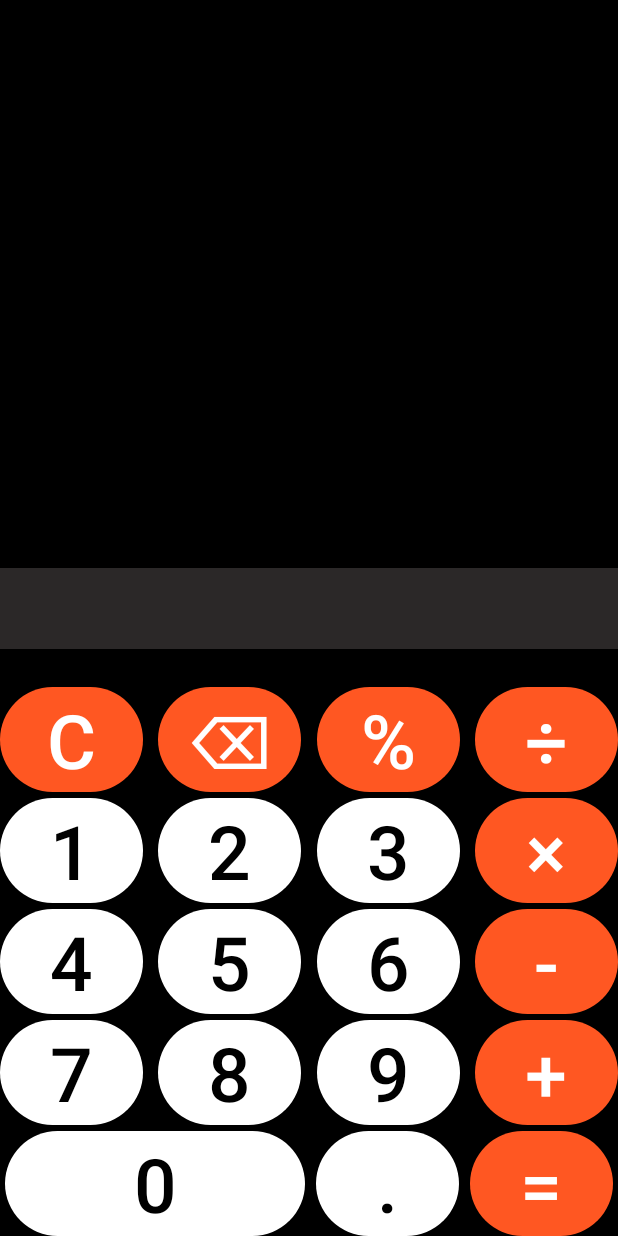
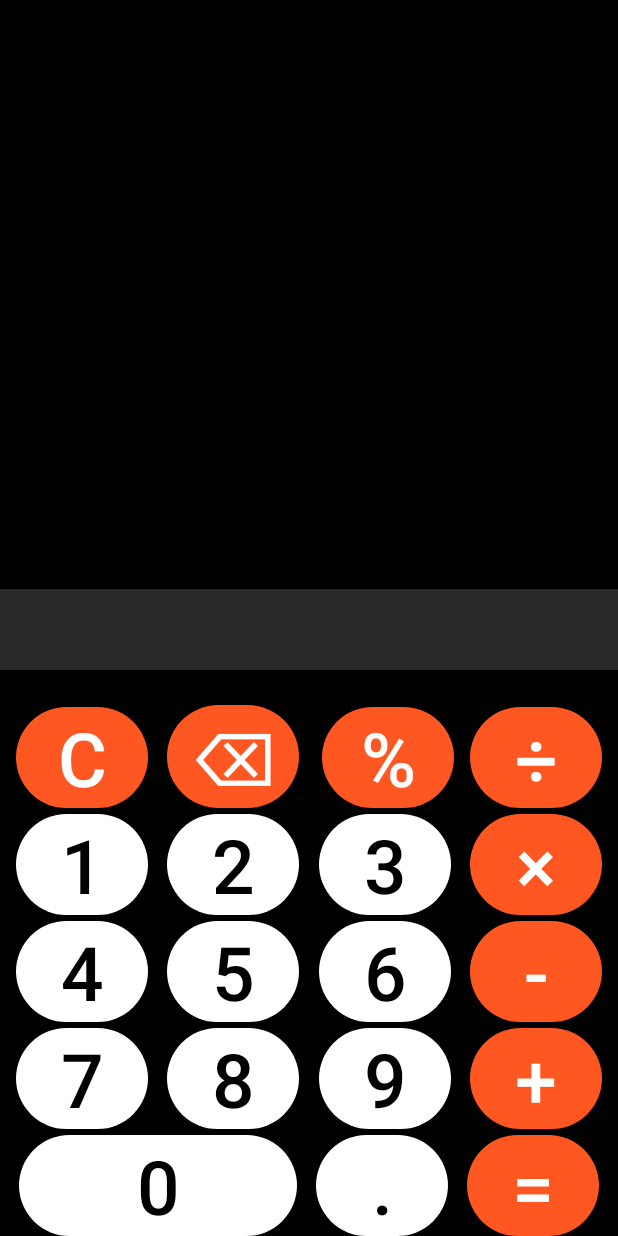
Before and after one commit to paragkatoch/Calculator, an Android app: the layout activity_main.xml on its own in the app's theme, with its tools: preview values and no code run, on a phone screen of 412 x 824 dp. Run offline under Robolectric (Android 15) with nearby library versions, the phone set to English and light mode, and no system bars.

Commit message:
Version 3.0

```diff
--- a/app/src/main/java/com/example/calculator/MainActivity.kt
+++ b/app/src/main/java/com/example/calculator/MainActivity.kt
@@ -4,6 +4,7 @@ import android.content.Context
 import android.os.Bundle
 import android.os.Vibrator
 import android.view.View
+import android.widget.Toast
 import androidx.appcompat.app.AppCompatActivity
 import androidx.databinding.DataBindingUtil
 import com.example.calculator.databinding.ActivityMainBinding
@@ -17,6 +18,7 @@ class MainActivity : AppCompatActivity() {
     private var backText: String = ""         //background string
     private var zero = false
     private var equal = false
+    private var stop = false
 
     // OnCreate Method
     override fun onCreate(savedInstanceState: Bundle?) {
@@ -54,7 +56,7 @@ class MainActivity : AppCompatActivity() {
     // Method to update backText and screen
     private fun operate(view: View) {
 
-        if (backText[0] == '0' && !zero) backText = ""
+        if ((backText[0] == '0' && !zero) || stop) {backText = ""; stop=false}
         when (view.id) {
             R.id.one -> digits("1")
             R.id.two -> digits("2")
@@ -102,6 +104,11 @@ class MainActivity : AppCompatActivity() {
             }
         }
         equal = false
+        if(backText.length >=18) {
+            val toast = Toast.makeText(this,"Sorry limit exceeded",Toast.LENGTH_SHORT)
+            toast.show()
+            backText = backText.dropLast(1)
+        }
         // updates the screen
         update()
     }
@@ -130,8 +137,10 @@ class MainActivity : AppCompatActivity() {
         var n = 0
         var firstIndex: Int
         var lastIndex: Int
+        try {
             while (true) {
-            for (i in 0..backText.lastIndex)
+                for (i in 0 until backText.lastIndex) {
+                    //println("$i,${backText.lastIndex},$backText")
                     if (backText[i] == '×' || backText[i] == '/') {
                         n = 1
                         firstIndex = 0
@@ -148,14 +157,20 @@ class MainActivity : AppCompatActivity() {
                             }
                         cal(firstIndex, lastIndex)
                     }
+                }
                 if (n == 0)
                     break
                 n = 0
             }
+        }
+        catch (e: Exception){println(e)}
         cal(0, backText.length)
 
-
-        if (backText.toFloat() - backText.toFloat().toInt() == 0F)
+        if (backText.contains('E') || backText.contentEquals("Infinity")) {
+            update(backText.replace('E','e'))
+            stop = true
+        }
+        else if (backText.toFloat() - backText.toFloat().toInt() == 0F)
             update(backText.toFloat().toInt().toString())
         else
             update(backText)
@@ -166,7 +181,7 @@ class MainActivity : AppCompatActivity() {
         val i = 0
         var str = backText.substring(first, last) + " "
         println("str$str")
-        while (str[i] in '0'..'9' || str[i] == '.') {
+        while (str[i] in '0'..'9' || str[i] == '.' || str[i] == 'E') {
             cache += str[i]
             str = str.substring(i + 1)
         }
--- a/app/src/main/res/layout/activity_main.xml
+++ b/app/src/main/res/layout/activity_main.xml
@@ -2,32 +2,34 @@
 <layout xmlns:android="http://schemas.android.com/apk/res/android"
     xmlns:app="http://schemas.android.com/apk/res-auto"
     xmlns:tools="http://schemas.android.com/tools">
+
     <androidx.constraintlayout.widget.ConstraintLayout
         android:layout_width="match_parent"
         android:layout_height="match_parent"
         android:background="#000000"
         tools:context=".MainActivity">
 
+
         <Button
             android:id="@+id/zero"
             style="@style/key_style"
-        android:layout_width="200dp"
+            android:layout_width="185dp"
             android:text="@string/_0"
-        app:layout_constraintBaseline_toBaselineOf="@+id/dot"
+            app:layout_constraintBottom_toBottomOf="parent"
             app:layout_constraintEnd_toStartOf="@+id/dot"
-        app:layout_constraintStart_toStartOf="parent" />
+            app:layout_constraintStart_toStartOf="parent"
+            app:layout_constraintTop_toTopOf="parent"
+            app:layout_constraintVertical_bias="1.0" />
 
         <Button
             android:id="@+id/dot"
             style="@style/key_style"
-        android:layout_marginStart="4dp"
-        android:layout_marginLeft="4dp"
-        android:layout_marginEnd="4dp"
-        android:layout_marginRight="4dp"
             android:text="@string/dot"
-        app:layout_constraintBaseline_toBaselineOf="@+id/equals"
+            app:layout_constraintBottom_toBottomOf="parent"
             app:layout_constraintEnd_toStartOf="@+id/equals"
-        app:layout_constraintStart_toEndOf="@+id/zero" />
+            app:layout_constraintStart_toEndOf="@+id/zero"
+            app:layout_constraintTop_toTopOf="parent"
+            app:layout_constraintVertical_bias="1.0" />
 
         <Button
             android:id="@+id/equals"
@@ -45,7 +47,10 @@
             android:layout_marginBottom="4dp"
             android:text="@string/plus"
             app:layout_constraintBottom_toTopOf="@+id/equals"
-        app:layout_constraintEnd_toEndOf="parent" />
+            app:layout_constraintEnd_toEndOf="parent"
+            app:layout_constraintStart_toEndOf="@+id/nine"
+            app:layout_constraintTop_toTopOf="parent"
+            app:layout_constraintVertical_bias="1.0" />
 
         <Button
             android:id="@+id/minus"
@@ -53,7 +58,10 @@
             android:layout_marginBottom="4dp"
             android:text="@string/minus"
             app:layout_constraintBottom_toTopOf="@+id/plus"
-        app:layout_constraintEnd_toEndOf="parent" />
+            app:layout_constraintEnd_toEndOf="parent"
+            app:layout_constraintStart_toEndOf="@+id/six"
+            app:layout_constraintTop_toTopOf="parent"
+            app:layout_constraintVertical_bias="1.0" />
 
         <Button
             android:id="@+id/multiply"
@@ -61,7 +69,10 @@
             android:layout_marginBottom="4dp"
             android:text="@string/multiply"
             app:layout_constraintBottom_toTopOf="@+id/minus"
-        app:layout_constraintEnd_toEndOf="parent" />
+            app:layout_constraintEnd_toEndOf="parent"
+            app:layout_constraintStart_toEndOf="@+id/three"
+            app:layout_constraintTop_toTopOf="parent"
+            app:layout_constraintVertical_bias="1" />
 
         <Button
             android:id="@+id/divide"
@@ -69,136 +80,181 @@
             android:layout_marginBottom="4dp"
             android:text="@string/divide"
             app:layout_constraintBottom_toTopOf="@+id/multiply"
-        app:layout_constraintEnd_toEndOf="parent" />
+            app:layout_constraintEnd_toEndOf="parent"
+            app:layout_constraintStart_toEndOf="@+id/percent"
+            app:layout_constraintTop_toTopOf="parent"
+            app:layout_constraintVertical_bias="1.0" />
 
         <Button
             android:id="@+id/nine"
             style="@style/key_style"
-        android:layout_marginEnd="4dp"
-        android:layout_marginRight="4dp"
+            android:layout_marginStart="3dp"
+            android:layout_marginLeft="3dp"
+            android:layout_marginEnd="2dp"
+            android:layout_marginRight="2dp"
+            android:layout_marginBottom="4dp"
             android:text="@string/_9"
-        app:layout_constraintBaseline_toBaselineOf="@+id/plus"
+            app:layout_constraintBottom_toTopOf="@+id/dot"
             app:layout_constraintEnd_toStartOf="@+id/plus"
-        app:layout_constraintStart_toEndOf="@+id/eight" />
+            app:layout_constraintStart_toEndOf="@+id/eight"
+            app:layout_constraintTop_toTopOf="parent"
+            app:layout_constraintVertical_bias="1.0" />
 
         <Button
             android:id="@+id/eight"
             style="@style/key_style"
-        android:layout_marginStart="4dp"
-        android:layout_marginLeft="4dp"
-        android:layout_marginEnd="4dp"
-        android:layout_marginRight="4dp"
+            android:layout_marginStart="2dp"
+            android:layout_marginLeft="2dp"
+            android:layout_marginBottom="4dp"
             android:text="@string/_8"
-        app:layout_constraintBaseline_toBaselineOf="@+id/nine"
+            app:layout_constraintBottom_toTopOf="@+id/zero"
             app:layout_constraintEnd_toStartOf="@+id/nine"
-        app:layout_constraintStart_toEndOf="@+id/seven" />
+            app:layout_constraintStart_toEndOf="@+id/seven"
+            app:layout_constraintTop_toTopOf="parent"
+            app:layout_constraintVertical_bias="1.0" />
 
         <Button
             android:id="@+id/seven"
             style="@style/key_style"
+            android:layout_marginBottom="4dp"
             android:text="@string/_7"
-        app:layout_constraintBaseline_toBaselineOf="@+id/eight"
-        app:layout_constraintStart_toStartOf="parent" />
+            app:layout_constraintBottom_toTopOf="@+id/zero"
+            app:layout_constraintEnd_toStartOf="@+id/eight"
+            app:layout_constraintStart_toStartOf="parent"
+            app:layout_constraintTop_toTopOf="parent"
+            app:layout_constraintVertical_bias="1.0" />
 
         <Button
             android:id="@+id/six"
             style="@style/key_style"
-        android:layout_marginEnd="4dp"
-        android:layout_marginRight="4dp"
+            android:layout_marginStart="3dp"
+            android:layout_marginLeft="3dp"
+            android:layout_marginEnd="2dp"
+            android:layout_marginRight="2dp"
+            android:layout_marginBottom="4dp"
             android:text="@string/_6"
-        app:layout_constraintBaseline_toBaselineOf="@+id/minus"
+            app:layout_constraintBottom_toTopOf="@+id/nine"
             app:layout_constraintEnd_toStartOf="@+id/minus"
-        app:layout_constraintStart_toEndOf="@+id/five" />
+            app:layout_constraintStart_toEndOf="@+id/five"
+            app:layout_constraintTop_toTopOf="parent"
+            app:layout_constraintVertical_bias="1.0" />
 
         <Button
             android:id="@+id/five"
             style="@style/key_style"
-        android:layout_marginStart="4dp"
-        android:layout_marginLeft="4dp"
-        android:layout_marginEnd="4dp"
-        android:layout_marginRight="4dp"
+            android:layout_marginStart="2dp"
+            android:layout_marginLeft="2dp"
+            android:layout_marginBottom="4dp"
             android:text="@string/_5"
-        app:layout_constraintBaseline_toBaselineOf="@+id/six"
+            app:layout_constraintBottom_toTopOf="@+id/eight"
             app:layout_constraintEnd_toStartOf="@+id/six"
-        app:layout_constraintStart_toEndOf="@+id/four" />
+            app:layout_constraintStart_toEndOf="@+id/four"
+            app:layout_constraintTop_toTopOf="parent"
+            app:layout_constraintVertical_bias="1.0" />
 
         <Button
             android:id="@+id/four"
             style="@style/key_style"
+            android:layout_marginBottom="4dp"
             android:text="@string/_4"
-        app:layout_constraintBaseline_toBaselineOf="@+id/five"
-        app:layout_constraintStart_toStartOf="parent" />
+            app:layout_constraintBottom_toTopOf="@+id/seven"
+            app:layout_constraintEnd_toStartOf="@+id/five"
+            app:layout_constraintStart_toStartOf="parent"
+            app:layout_constraintTop_toTopOf="parent"
+            app:layout_constraintVertical_bias="1.0" />
 
         <Button
             android:id="@+id/three"
             style="@style/key_style"
-        android:layout_marginEnd="4dp"
-        android:layout_marginRight="4dp"
+            android:layout_marginStart="3dp"
+            android:layout_marginLeft="3dp"
+            android:layout_marginEnd="2dp"
+            android:layout_marginRight="2dp"
+            android:layout_marginBottom="4dp"
             android:text="@string/_3"
-        app:layout_constraintBaseline_toBaselineOf="@+id/multiply"
+            app:layout_constraintBottom_toTopOf="@+id/six"
             app:layout_constraintEnd_toStartOf="@+id/multiply"
-        app:layout_constraintStart_toEndOf="@+id/two" />
+            app:layout_constraintStart_toEndOf="@+id/two"
+            app:layout_constraintTop_toTopOf="parent"
+            app:layout_constraintVertical_bias="1.0" />
 
         <Button
             android:id="@+id/two"
             style="@style/key_style"
-        android:layout_marginStart="4dp"
-        android:layout_marginLeft="4dp"
-        android:layout_marginEnd="4dp"
-        android:layout_marginRight="4dp"
+            android:layout_marginStart="2dp"
+            android:layout_marginLeft="2dp"
+            android:layout_marginBottom="4dp"
             android:text="@string/_2"
-        app:layout_constraintBaseline_toBaselineOf="@+id/three"
+            app:layout_constraintBottom_toTopOf="@+id/five"
             app:layout_constraintEnd_toStartOf="@+id/three"
-        app:layout_constraintStart_toEndOf="@+id/one" />
+            app:layout_constraintStart_toEndOf="@+id/one"
+            app:layout_constraintTop_toTopOf="parent"
+            app:layout_constraintVertical_bias="1.0" />
 
         <Button
             android:id="@+id/one"
             style="@style/key_style"
+            android:layout_marginTop="440dp"
+            android:layout_marginBottom="4dp"
             android:text="@string/_1"
-        app:layout_constraintBaseline_toBaselineOf="@+id/two"
-        app:layout_constraintStart_toStartOf="parent" />
+            app:layout_constraintBottom_toTopOf="@+id/four"
+            app:layout_constraintEnd_toStartOf="@+id/two"
+            app:layout_constraintStart_toStartOf="parent"
+            app:layout_constraintTop_toTopOf="parent"
+            app:layout_constraintVertical_bias="1.0" />
 
         <Button
             android:id="@+id/percent"
             style="@style/button_style"
-        android:layout_marginEnd="4dp"
-        android:layout_marginRight="4dp"
+            android:layout_marginStart="5dp"
+            android:layout_marginLeft="5dp"
+            android:layout_marginBottom="4dp"
             android:text="@string/percent"
-        app:layout_constraintBaseline_toBaselineOf="@+id/divide"
+            app:layout_constraintBottom_toTopOf="@+id/three"
             app:layout_constraintEnd_toStartOf="@+id/divide"
-        app:layout_constraintStart_toEndOf="@+id/back" />
+            app:layout_constraintStart_toEndOf="@+id/back"
+            app:layout_constraintTop_toTopOf="parent"
+            app:layout_constraintVertical_bias="1.0" />
 
         <Button
             android:id="@+id/back"
             style="@style/button_style"
-        android:layout_marginStart="4dp"
-        android:layout_marginLeft="4dp"
-        android:layout_marginEnd="4dp"
-        android:layout_marginRight="4dp"
+            android:layout_marginStart="2dp"
+            android:layout_marginLeft="2dp"
+            android:layout_marginBottom="4dp"
             android:text="@string/back"
-        app:layout_constraintBaseline_toBaselineOf="@+id/percent"
+            app:layout_constraintBottom_toTopOf="@+id/two"
             app:layout_constraintEnd_toStartOf="@+id/percent"
-        app:layout_constraintStart_toEndOf="@+id/clear" />
+            app:layout_constraintStart_toEndOf="@+id/clear"
+            app:layout_constraintTop_toTopOf="parent"
+            app:layout_constraintVertical_bias="1.0" />
 
         <Button
             android:id="@+id/clear"
             style="@style/button_style"
+            android:layout_marginBottom="4dp"
             android:text="@string/clear"
-        app:layout_constraintBaseline_toBaselineOf="@+id/back"
-        app:layout_constraintStart_toStartOf="parent" />
+            app:layout_constraintBottom_toTopOf="@+id/one"
+            app:layout_constraintEnd_toStartOf="@+id/back"
+            app:layout_constraintStart_toStartOf="parent"
+            app:layout_constraintTop_toTopOf="parent"
+            app:layout_constraintVertical_bias="1" />
 
         <TextView
             android:id="@+id/calc"
             android:layout_width="match_parent"
             android:layout_height="wrap_content"
-        android:layout_marginBottom="25dp"
             android:background="#2B2828"
             android:gravity="end"
             android:textAlignment="viewEnd"
             android:textColor="#FFFF"
             android:textSize="40sp"
             app:layout_constraintBottom_toTopOf="@+id/percent"
-        tools:layout_editor_absoluteX="1dp" />
+            app:layout_constraintEnd_toEndOf="parent"
+            app:layout_constraintHorizontal_bias="0.0"
+            app:layout_constraintStart_toStartOf="parent"
+            app:layout_constraintTop_toTopOf="parent"
+            app:layout_constraintVertical_bias="0.941" />
 
 
     </androidx.constraintlayout.widget.ConstraintLayout>
--- a/app/src/main/res/values/styles.xml
+++ b/app/src/main/res/values/styles.xml
@@ -8,22 +8,22 @@
     </style>
 
     <style name="button_style">
-        <item name="android:layout_width">95dp</item>
-        <item name="android:layout_height">70dp</item>
+        <item name="android:layout_width">wrap_content</item>
+        <item name="android:layout_height">wrap_content</item>
         <item name="android:background">@drawable/round_button</item>
         <item name="android:textSize">50dp</item>
         <item name="android:textColor">#FFFF</item>
     </style>
     <style name="key_style">
-        <item name="android:layout_width">95dp</item>
-        <item name="android:layout_height">70dp</item>
+        <item name="android:layout_width">wrap_content</item>
+        <item name="android:layout_height">wrap_content</item>
         <item name="android:background">@drawable/round_keys</item>
         <item name="android:textSize">50dp</item>
         <item name="android:textColor">#000</item>
     </style>
     <style name="view_style">
-        <item name="android:layout_width">95dp</item>
-        <item name="android:layout_height">70dp</item>
+        <item name="android:layout_width">wrap_content</item>
+        <item name="android:layout_height">wrap_content</item>
         <item name="android:background">@drawable/view</item>
         <item name="android:textSize">50dp</item>
         <item name="android:textColor">#000</item>
```
Lines whose indentation alone changed are shown as unchanged.
